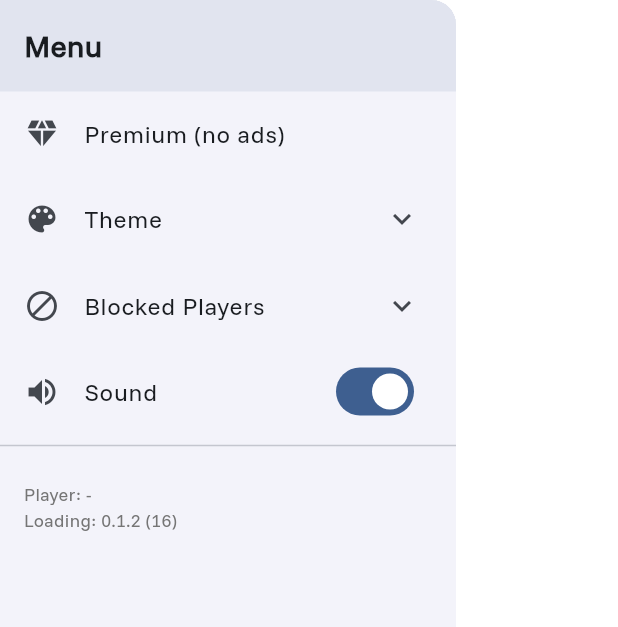
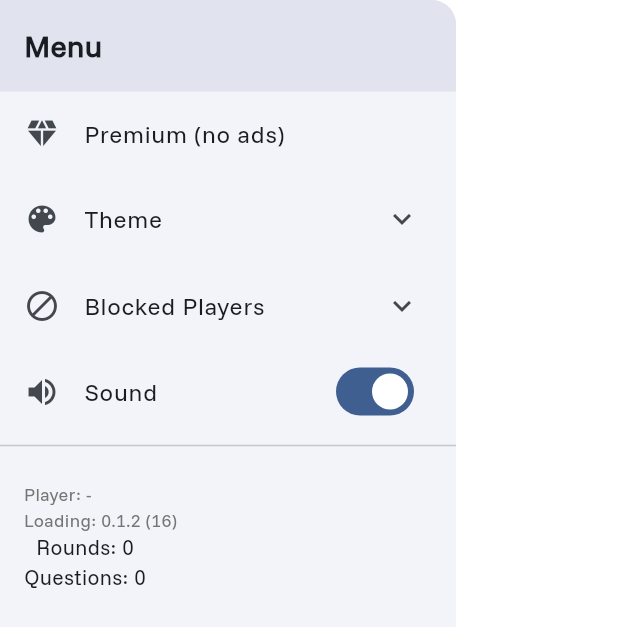
Before and after one commit to ksvslk/trivia-player, a Flutter app: the MenuDrawer widget shown alone on an empty page, opened directly with empty values, on a phone screen of 412 x 824 dp. Shown: the top 627 px of the screen. Run offline on Flutter 3.47's test engine with Material 3 defaults, Android fonts, the light colour scheme and no system bars; our stand-ins replace firebase_auth, firebase_core, firebase_database, firebase_remote_config, font_awesome_flutter, google_mobile_ads and 3 more; missing offline and left inert: firebase_app_check, flutter_soloud, games_services, purchases_flutter, real_volume; accounts and stored records are empty; network calls fail.

Commit message:
Add score submission and fixes in server side

```diff
--- a/lib/change_notifier/stats_service.dart
+++ b/lib/change_notifier/stats_service.dart
@@ -6,6 +6,12 @@ class StatsService extends ChangeNotifier {
 
   int _playerCount = 0;
   int getPlayersCount() => _playerCount;
+
+  int _publicQuestionScore = 0;
+  int getQuestionScore() => _publicQuestionScore;
+
+  int _publicRoundScore = 0;
+  int getRoundScore() => _publicRoundScore;
 
   int _questionNumber = 0;
   int getQuestionNumber() => _questionNumber;
@@ -25,4 +31,14 @@ class StatsService extends ChangeNotifier {
     notifyListeners();
   }
 
+  setPublicRoundScore(int roundScore) {
+    _publicRoundScore = roundScore;
+    notifyListeners();
+  }
+
+  setPublicQuestionScore(int questionScore) {
+    _publicQuestionScore = questionScore;
+    notifyListeners();
+  }
+
 }
--- a/lib/menus/menu_drawer.dart
+++ b/lib/menus/menu_drawer.dart
@@ -2,6 +2,7 @@ import 'package:flutter/material.dart';
 import 'package:operation_veritas/auth_services/auth_controller.dart';
 import 'package:operation_veritas/change_notifier/money_controller.dart';
 import 'package:operation_veritas/change_notifier/blocked_players.dart';
+import 'package:operation_veritas/change_notifier/stats_service.dart';
 import 'package:operation_veritas/l10n/app_localizations.dart';
 import 'package:operation_veritas/persistence/settings_controller.dart';
 import 'package:provider/provider.dart';
@@ -68,6 +69,16 @@ class _InfoDisplayState extends State<InfoDisplay> {
             ),
             textAlign: TextAlign.center,
           ),
+          Consumer<StatsService>(
+            builder: (context, stats, child) {
+              return Column(
+                children: [
+                  Text("Rounds: ${stats.getRoundScore()}"),
+                  Text("Questions: ${stats.getQuestionScore()}"),
+                ],
+              );
+            },
+          ),
         ],
       ),
     );
@@ -77,14 +88,14 @@ class _InfoDisplayState extends State<InfoDisplay> {
 class MenuDrawer extends StatelessWidget {
   final GlobalKey<NavigatorState> parentNavigatorKey;
 
-  const MenuDrawer({
-    super.key,
-    required this.parentNavigatorKey,
-  });
+  const MenuDrawer({super.key, required this.parentNavigatorKey});
 
   // Helper method to get color circle button
   Widget _buildColorButton(
-      Color color, SettingsController settings, BuildContext context) {
+    Color color,
+    SettingsController settings,
+    BuildContext context,
+  ) {
     bool isSelected = settings.seedColor.value == color.toARGB32();
 
     return InkWell(
@@ -99,18 +110,17 @@ class MenuDrawer extends StatelessWidget {
               radius: 15,
               backgroundColor: color,
               child: isSelected
-                  ? Icon(Icons.check,
+                  ? Icon(
+                      Icons.check,
                       color: color.computeLuminance() > 0.5
                           ? Colors.black
                           : Colors.white,
-                      size: 16)
+                      size: 16,
+                    )
                   : null,
             ),
             const SizedBox(width: 16),
-            Text(
-              _getColorName(color),
-              style: const TextStyle(fontSize: 14),
-            ),
+            Text(_getColorName(color), style: const TextStyle(fontSize: 14)),
           ],
         ),
       ),
@@ -143,7 +153,6 @@ class MenuDrawer extends StatelessWidget {
 
   // Helper to build blocked player list
   Widget _buildBlockedPlayersSection(BuildContext context) {
-
     final local = AppLocalizations.of(context)!;
 
     return Consumer<BlockedPlayers>(
@@ -153,10 +162,7 @@ class MenuDrawer extends StatelessWidget {
             padding: EdgeInsets.all(16.0),
             child: Text(
               local.noBlockedPlayers,
-              style: TextStyle(
-                fontStyle: FontStyle.italic,
-                color: Colors.grey,
-              ),
+              style: TextStyle(fontStyle: FontStyle.italic, color: Colors.grey),
             ),
           );
         }
@@ -175,10 +181,7 @@ class MenuDrawer extends StatelessWidget {
               contentPadding: const EdgeInsets.symmetric(horizontal: 16.0),
               title: Text(
                 name,
-                style: const TextStyle(
-                  fontFamily: 'Inter',
-                  fontSize: 14,
-                ),
+                style: const TextStyle(fontFamily: 'Inter', fontSize: 14),
               ),
               trailing: IconButton(
                 visualDensity: VisualDensity.compact,
@@ -210,10 +213,7 @@ class MenuDrawer extends StatelessWidget {
               color: Theme.of(context).primaryColor.withValues(alpha: 0.1),
               child: Text(
                 local.menu,
-                style: TextStyle(
-                  fontSize: 20,
-                  fontWeight: FontWeight.bold,
-                ),
+                style: TextStyle(fontSize: 20, fontWeight: FontWeight.bold),
               ),
             ),
 
@@ -234,7 +234,8 @@ class MenuDrawer extends StatelessWidget {
               builder: (context, money, child) {
                 return ListTile(
                   leading: Icon(
-                      money.isSubscribed() ? Icons.diamond : Icons.diamond),
+                    money.isSubscribed() ? Icons.diamond : Icons.diamond,
+                  ),
                   title: money.isSubscribed()
                       ? Text(local.youOwnPremium)
                       : Text(local.premiumInfo),
@@ -268,23 +269,28 @@ class MenuDrawer extends StatelessWidget {
                             _buildColorButton(
                               const Color.fromARGB(255, 255, 67, 104),
                               settings,
-                                context),
+                              context,
+                            ),
                             _buildColorButton(
                               const Color.fromARGB(255, 242, 209, 76),
                               settings,
-                                context),
+                              context,
+                            ),
                             _buildColorButton(
                               const Color.fromARGB(255, 193, 226, 59),
                               settings,
-                                context),
+                              context,
+                            ),
                             _buildColorButton(
                               const Color.fromARGB(255, 0, 136, 255),
                               settings,
-                                context),
+                              context,
+                            ),
                             _buildColorButton(
                               const Color.fromARGB(255, 255, 87, 216),
                               settings,
-                                context),
+                              context,
+                            ),
                           ],
                         );
                       },
@@ -304,9 +310,7 @@ class MenuDrawer extends StatelessWidget {
                   },
                   leading: const Icon(Icons.block),
                   title: Text(local.blockedPlayers),
-                  children: [
-                    _buildBlockedPlayersSection(context),
-                  ],
+                  children: [_buildBlockedPlayersSection(context)],
                 );
               },
             ),
```
Also changed, not shown: lib/auth_services/auth_controller.dart (+20 -0 lines), lib/change_notifier/trivia_service.dart (+12 -0 lines), 5 other files. Lines whose indentation alone changed are shown as unchanged.
